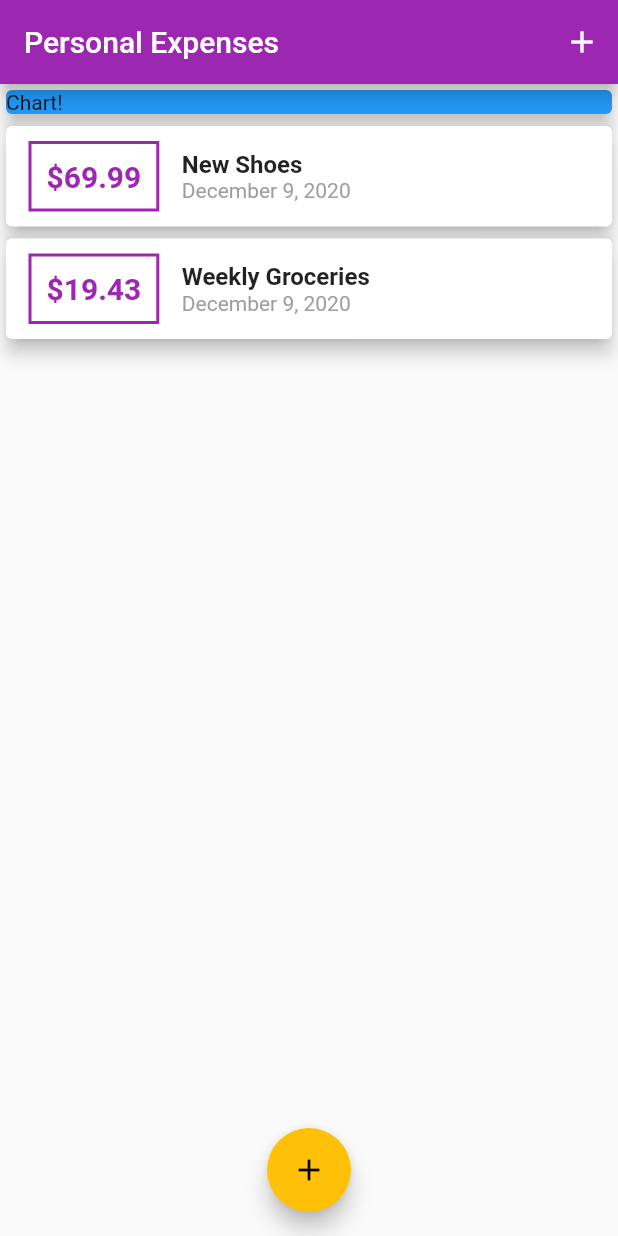
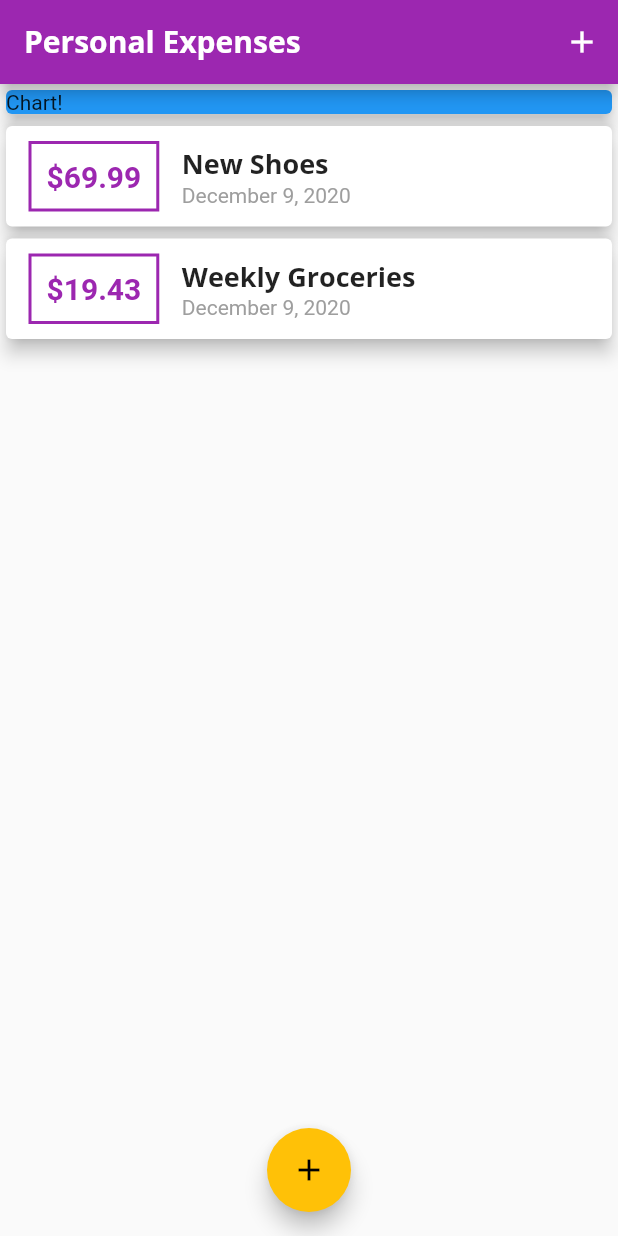
Before and after one commit to FadyFawzyOfficial/personal_expense, a Flutter app: the screen it shows after launch, on a phone screen of 412 x 824 dp. Run offline on Flutter 3.47's test engine with Material 2 defaults, Android fonts, the phone set to English and light mode, and no system bars.

Commit message:
23. Custom Fonts & Working with Text Themes

```diff
--- a/lib/main.dart
+++ b/lib/main.dart
@@ -14,6 +14,23 @@ class MyApp extends StatelessWidget {
       theme: ThemeData(
         primarySwatch: Colors.purple,
         accentColor: Colors.amber,
+        fontFamily: 'Quicksand',
+        textTheme: ThemeData.light().textTheme.copyWith(
+              title: TextStyle(
+                fontFamily: 'OpenSans',
+                fontWeight: FontWeight.bold,
+                fontSize: 18,
+              ),
+            ),
+        appBarTheme: AppBarTheme(
+          textTheme: ThemeData.light().textTheme.copyWith(
+                title: TextStyle(
+                  fontFamily: 'OpenSans',
+                  fontSize: 20,
+                  fontWeight: FontWeight.bold,
+                ),
+              ),
+        ),
       ),
       home: MyHomePage(),
     );
--- a/lib/widgets/transation_list.dart
+++ b/lib/widgets/transation_list.dart
@@ -49,10 +49,7 @@ class TransactionList extends StatelessWidget {
                   children: [
                     Text(
                       currentTransaction.title,
-                      style: TextStyle(
-                        fontSize: 16,
-                        fontWeight: FontWeight.bold,
-                      ),
+                      style: Theme.of(context).textTheme.title,
                     ),
                     Text(
                       DateFormat.yMMMMd().format(currentTransaction.data),
```
Also changed, not shown: pubspec.yaml (+12 -6 lines), assets/fonts/OpenSans-Bold.ttf (added), assets/fonts/OpenSans-Regular.ttf (added), assets/fonts/Quicksand-Bold.ttf (added), assets/fonts/Quicksand-Light.ttf (added), assets/fonts/Quicksand-Medium.ttf (added), assets/fonts/Quicksand-Regular.ttf (added).
